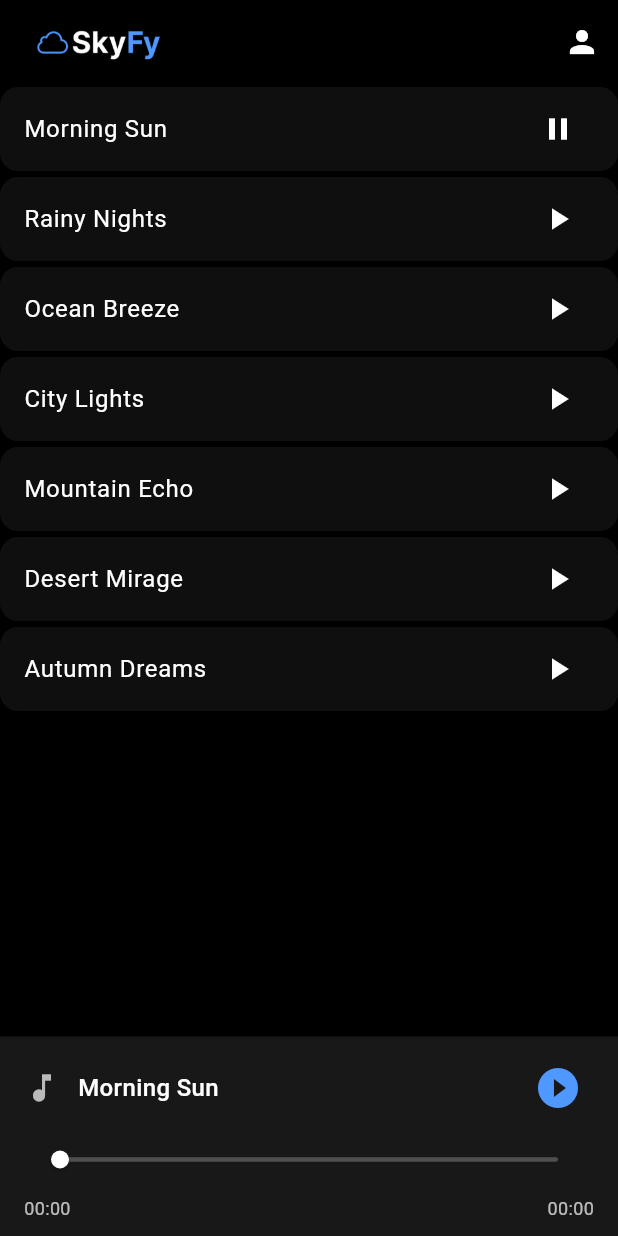
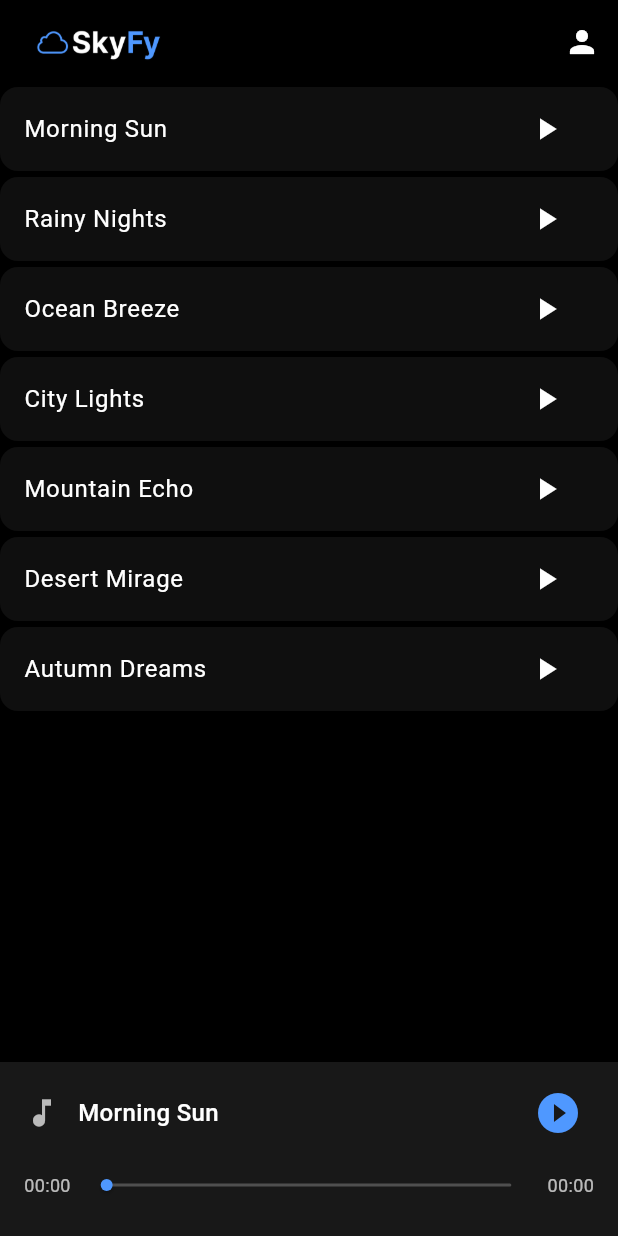
Before and after one commit to Syddansk-Erhvervsskole/skyfy_app, a Flutter app: the HomeScreen screen opened directly, after a tap on the "play arrow" icon, after a tap on the "play circle filled" icon, on a phone screen of 412 x 824 dp. Run offline on Flutter 3.47's test engine with Material 3 defaults, Android fonts, the phone set to English and light mode, and no system bars; our stand-ins replace flutter_secure_storage, just_audio; accounts and stored records are empty; project files that could hold a hidden picture were left out.

Commit message:
Hls update

```diff
--- a/lib/screens/home_screen.dart
+++ b/lib/screens/home_screen.dart
@@ -1,3 +1,4 @@
+import 'dart:async';
 import 'package:flutter_secure_storage/flutter_secure_storage.dart';
 import 'package:skyfy_app/helpers/content_helper.dart';
 import 'package:just_audio/just_audio.dart';
@@ -13,10 +14,11 @@ class HomeScreen extends StatefulWidget {
 
 class _HomeScreenState extends State<HomeScreen> {
   final storage = const FlutterSecureStorage();
-  String? currentSong;
-
   final contentHelper = ContentHelper();
   final AudioPlayer player = AudioPlayer();
+
+  String? currentSong;
+  late final StreamSubscription<PlayerState> _playerSub;
 
   final List<Map<String, String>> songs = [
     {'title': 'Morning Sun'},
@@ -28,16 +30,13 @@ class _HomeScreenState extends State<HomeScreen> {
     {'title': 'Autumn Dreams'},
   ];
 
-  final List<String> playlists = [
-    'Playlist 1',
-    'Playlist 2',
-    'Playlist 3',
-    'Playlist 4'
-  ];
-
   @override
   void initState() {
     super.initState();
+
+    _playerSub = player.playerStateStream.listen((_) {
+      if (mounted) setState(() {});
+    });
 
     player.playbackEventStream.listen(
       (event) => print("🎵 Playback event: $event"),
@@ -48,30 +47,23 @@ class _HomeScreenState extends State<HomeScreen> {
 
   @override
   void dispose() {
+    _playerSub.cancel();
     player.dispose();
     super.dispose();
   }
 
-  // ✅ Duration formatting for mm:ss
   String formatDuration(Duration d) {
     final minutes = d.inMinutes.remainder(60).toString().padLeft(2, '0');
     final seconds = d.inSeconds.remainder(60).toString().padLeft(2, '0');
     return "$minutes:$seconds";
   }
 
-  // ✅ Play / Pause logic
-  void handlePlayPause(Map<String, dynamic> song, bool isPlaying) async {
-    final playlistUrl = "${contentHelper.baseUrl}/Content/8/playlist.m3u8";
+  void handlePlayPause(Map<String, dynamic> song) async {
+    final playlistUrl = "${contentHelper.baseUrl}/Content/6/playlist.m3u8";
 
-    if (isPlaying && player.playing) {
-      await player.pause();
-      setState(() {});
-      return;
-    }
-
+    // ✅ If tapping the same song, toggle play/pause
     if (currentSong == song['title']) {
-      await player.play();
-      setState(() {});
+      player.playing ? await player.pause() : await player.play();
       return;
     }
 
@@ -81,7 +73,7 @@ class _HomeScreenState extends State<HomeScreen> {
       await player.setAudioSource(AudioSource.uri(Uri.parse(playlistUrl)));
       await player.play();
     } catch (e) {
-      print("❌ Audio Load/Play Failed: $e");
+      print("❌ Failed to play: $e");
       setState(() => currentSong = null);
     }
   }
@@ -94,69 +86,58 @@ class _HomeScreenState extends State<HomeScreen> {
         backgroundColor: Colors.black,
         title: Align(
           alignment: Alignment.centerLeft,
-          child: Image.asset(
-            'lib/assets/SmallWithNoSubtitle.png',
-            width: 100,
-          ),
+          child: Image.asset('lib/assets/SmallWithNoSubtitle.png', width: 100),
         ),
         actions: [
           IconButton(
             icon: const Icon(Icons.person, color: Colors.white),
             onPressed: () {
-              Navigator.push(
-                context,
-                MaterialPageRoute(builder: (_) => const ProfileScreen()),
-              );
+              Navigator.push(context,
+                MaterialPageRoute(builder: (_) => const ProfileScreen()));
             },
           ),
         ],
       ),
+
       body: Stack(
         children: [
-          // ✅ Song list
+
           ListView.builder(
-            padding: EdgeInsets.zero,
             itemCount: songs.length,
             itemBuilder: (context, index) {
               final song = songs[index];
-              final isPlaying = currentSong == song['title'];
+              final isCurrent = currentSong == song['title'];
 
               return Card(
                 color: const Color.fromARGB(113, 33, 33, 33),
                 margin: const EdgeInsets.symmetric(vertical: 2),
                 child: ListTile(
-                  contentPadding: const EdgeInsets.symmetric(horizontal: 16),
-                  title: Text(
-                    song['title']!,
-                    style: const TextStyle(color: Colors.white, fontSize: 16),
-                  ),
+                  title: Text(song['title']!,
+                      style: const TextStyle(color: Colors.white, fontSize: 16)),
                   trailing: IconButton(
                     icon: Icon(
-                      isPlaying ? Icons.pause : Icons.play_arrow,
+                      isCurrent && player.playing
+                        ? Icons.pause
+                        : Icons.play_arrow,
                       color: Colors.white,
                     ),
-                    onPressed: () {
-                      handlePlayPause(song, isPlaying);
-                    },
+                    onPressed: () => handlePlayPause(song),
                   ),
                 ),
               );
             },
           ),
 
-          // ✅ Bottom player with timeline
           if (currentSong != null)
             Positioned(
-              bottom: 0,
-              left: 0,
-              right: 0,
+              bottom: 0, left: 0, right: 0,
               child: Container(
                 color: const Color(0xFF181818),
                 padding: const EdgeInsets.symmetric(horizontal: 16, vertical: 10),
                 child: Column(
                   mainAxisSize: MainAxisSize.min,
                   children: [
-                    // Row with song title + play/pause
+
                     Row(
                       children: [
                         const Icon(Icons.music_note, color: Colors.white70),
@@ -165,12 +146,11 @@ class _HomeScreenState extends State<HomeScreen> {
                           child: Text(
                             currentSong!,
                             style: const TextStyle(
-                                color: Colors.white,
-                                fontSize: 16,
-                                fontWeight: FontWeight.w500),
+                              color: Colors.white, fontSize: 16, fontWeight: FontWeight.w500),
                             overflow: TextOverflow.ellipsis,
                           ),
                         ),
+
                         IconButton(
                           icon: Icon(
                             player.playing
@@ -180,57 +160,45 @@ class _HomeScreenState extends State<HomeScreen> {
                             size: 32,
                           ),
                           onPressed: () async {
-                            if (player.playing) {
-                              await player.pause();
-                            } else {
-                              await player.play();
-                            }
-                            setState(() {});
+                            player.playing ? await player.pause() : await player.play();
                           },
                         ),
                       ],
                     ),
 
-                    // ✅ Timeline slider
+                    // ✅ SLIDER + TIME
                     StreamBuilder<Duration>(
                       stream: player.positionStream,
                       builder: (context, snapshot) {
-                        final position = snapshot.data ?? Duration.zero;
+                        final pos = snapshot.data ?? Duration.zero;
                         final total = player.duration ?? Duration.zero;
 
-                        return Column(
+                        return Row(
                           children: [
-                            SliderTheme(
+                            Text(formatDuration(pos),
+                                style: const TextStyle(color: Colors.white70, fontSize: 12)),
+
+                            Expanded(
+                              child: SliderTheme(
                                 data: SliderTheme.of(context).copyWith(
-                                trackHeight: 3,
-                                thumbShape: const RoundSliderThumbShape(
-                                    enabledThumbRadius: 6),
+                                  trackHeight: 2,
+                                  thumbShape: const RoundSliderThumbShape(enabledThumbRadius: 4),
                                 ),
                                 child: Slider(
                                   min: 0,
                                   max: total.inMilliseconds.toDouble(),
-                                value: position.inMilliseconds
-                                    .clamp(0, total.inMilliseconds)
-                                    .toDouble(),
+                                  value: pos.inMilliseconds.clamp(0, total.inMilliseconds).toDouble(),
                                   onChanged: (value) {
-                                  player.seek(
-                                      Duration(milliseconds: value.toInt()));
+                                    player.seek(Duration(milliseconds: value.toInt()));
                                   },
-                                activeColor: Colors.white,
+                                  activeColor: const Color.fromRGBO(79, 152, 255, 1),
                                   inactiveColor: Colors.white24,
                                 ),
                               ),
-                            Row(
-                              mainAxisAlignment: MainAxisAlignment.spaceBetween,
-                              children: [
-                                Text(formatDuration(position),
-                                    style: const TextStyle(
-                                        color: Colors.white70, fontSize: 12)),
+                            ),
+
                             Text(formatDuration(total),
-                                    style: const TextStyle(
-                                        color: Colors.white70, fontSize: 12)),
-                              ],
-                            )
+                                style: const TextStyle(color: Colors.white70, fontSize: 12)),
                           ],
                         );
                       },
```
Lines whose indentation alone changed are shown as unchanged.
